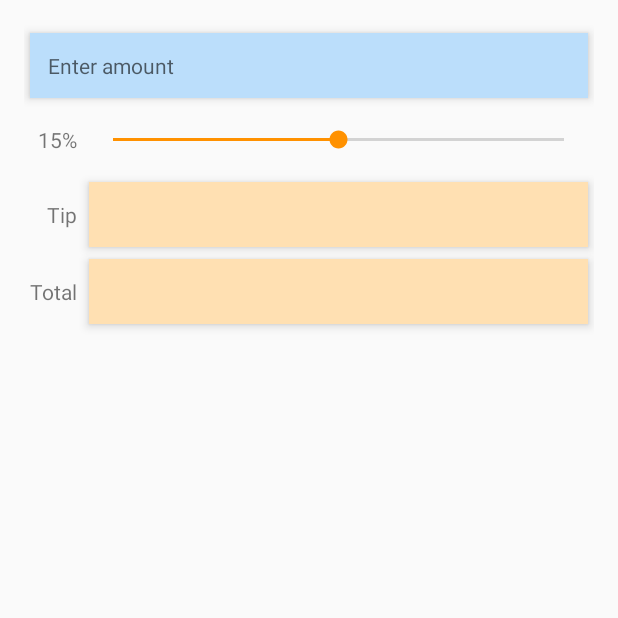
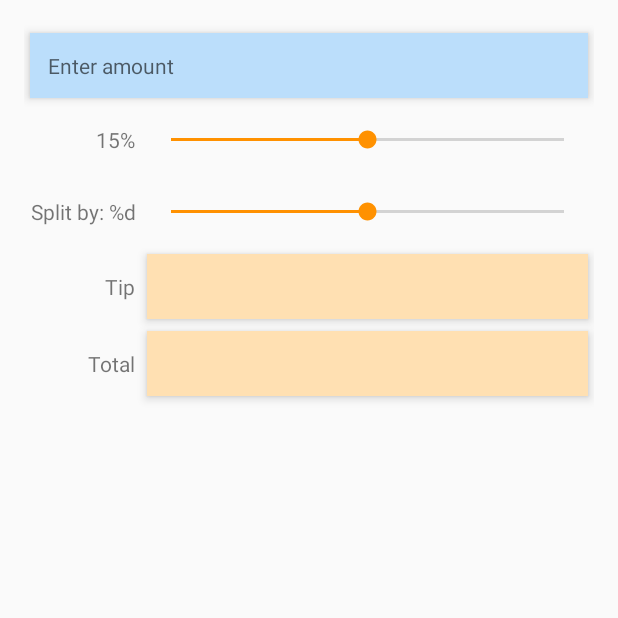
Before and after one commit to KseniaNazarova/TestAndroidApps, an Android app: the screen it shows after launch (MainActivity), on a phone screen of 412 x 824 dp, the top half of it. Run offline under Robolectric (Android 15) with nearby library versions, the phone set to English and light mode, and no system bars.

Commit message:
partly split

```diff
--- a/TipCalculator/app/src/main/java/net/ucoz/ksen/tipcalculator/MainActivity.java
+++ b/TipCalculator/app/src/main/java/net/ucoz/ksen/tipcalculator/MainActivity.java
@@ -16,10 +16,13 @@ public class MainActivity extends AppCompatActivity {
 
     private double billAmount = 0.0;
     private double percent = 0.15;
+    private int divider = 1;
     private TextView amountTextView;
     private TextView percentTextView;
     private TextView tipTextView;
     private TextView totalTextView;
+    private TextView splitTextView;
+
 
     @Override
     protected void onCreate(Bundle savedInstanceState) {
@@ -30,6 +33,7 @@ public class MainActivity extends AppCompatActivity {
         percentTextView = (TextView) findViewById(R.id.percentTextView);
         tipTextView = (TextView) findViewById(R.id.tipTextView);
         totalTextView = (TextView) findViewById(R.id.totalTextView);
+        splitTextView = (TextView) findViewById(R.id.splitTextView);
 
         EditText amountEditText = (EditText) findViewById(R.id.amountEditText);
         amountEditText.addTextChangedListener(new TextWatcher() {
@@ -68,16 +72,30 @@ public class MainActivity extends AppCompatActivity {
             @Override
             public void onStopTrackingTouch(SeekBar seekBar) {}
         });
+
+        SeekBar splitSeekBar = (SeekBar) findViewById(R.id.splitSeekBar);
+        splitSeekBar.setOnSeekBarChangeListener(new SeekBar.OnSeekBarChangeListener() {
+            @Override
+            public void onProgressChanged(SeekBar seekBar, int progress, boolean fromUser) {}
+
+            @Override
+            public void onStartTrackingTouch(SeekBar seekBar) {}
+
+            @Override
+            public void onStopTrackingTouch(SeekBar seekBar) {}
+        });
     }
 
     private void calculate(){
         percentTextView.setText(percentFormat.format(percent));
+
 
         double tip = billAmount * percent;
         double total = billAmount + tip;
 
         tipTextView.setText(currencyFormat.format(tip));
         totalTextView.setText(currencyFormat.format(total));
+        //splitTextView.setText();
 
     }
 }
--- a/TipCalculator/app/src/main/res/layout/activity_main.xml
+++ b/TipCalculator/app/src/main/res/layout/activity_main.xml
@@ -54,6 +54,24 @@
         android:layout_gravity="fill_horizontal" />
 
     <TextView
+        android:text="@string/split_def"
+        android:layout_width="wrap_content"
+        android:layout_height="@dimen/seekbar_height"
+        android:id="@+id/splitTextView"
+        android:layout_column="0"
+        android:gravity="right|center_vertical"
+        android:layout_gravity="right|fill_horizontal" />
+
+    <SeekBar
+        android:layout_width="wrap_content"
+        android:layout_height="@dimen/seekbar_height"
+        android:id="@+id/splitSeekBar"
+        android:max="@integer/max_split_value"
+        android:progress="@integer/def_split_value"
+        android:layout_column="1"
+        android:layout_gravity="fill_horizontal" />
+
+    <TextView
         android:text="@string/tip"
         android:layout_width="wrap_content"
         android:layout_height="wrap_content"
--- a/TipCalculator/app/src/main/res/values/integers.xml
+++ b/TipCalculator/app/src/main/res/values/integers.xml
@@ -3,4 +3,6 @@
     <integer name="max_bill_length">6</integer>
     <integer name="max_tip_pecentage">30</integer>
     <integer name="def_tip_percentage">15</integer>
+    <integer name="max_split_value">6</integer>
+    <integer name="def_split_value">3</integer>
 </resources>
--- a/TipCalculator/app/src/main/res/values/strings.xml
+++ b/TipCalculator/app/src/main/res/values/strings.xml
@@ -4,4 +4,5 @@
     <string name="tip_percentage">15%</string>
     <string name="tip">Tip</string>
     <string name="total">Total</string>
+    <string name="split_def">Split by: %d</string>
 </resources>
--- a/TipCalculator/build.gradle
+++ b/TipCalculator/build.gradle
@@ -5,7 +5,7 @@ buildscript {
         jcenter()
     }
     dependencies {
-        classpath 'com.android.tools.build:gradle:2.2.1'
+        classpath 'com.android.tools.build:gradle:2.2.2'
 
         // NOTE: Do not place your application dependencies here; they belong
         // in the individual module build.gradle files
```
